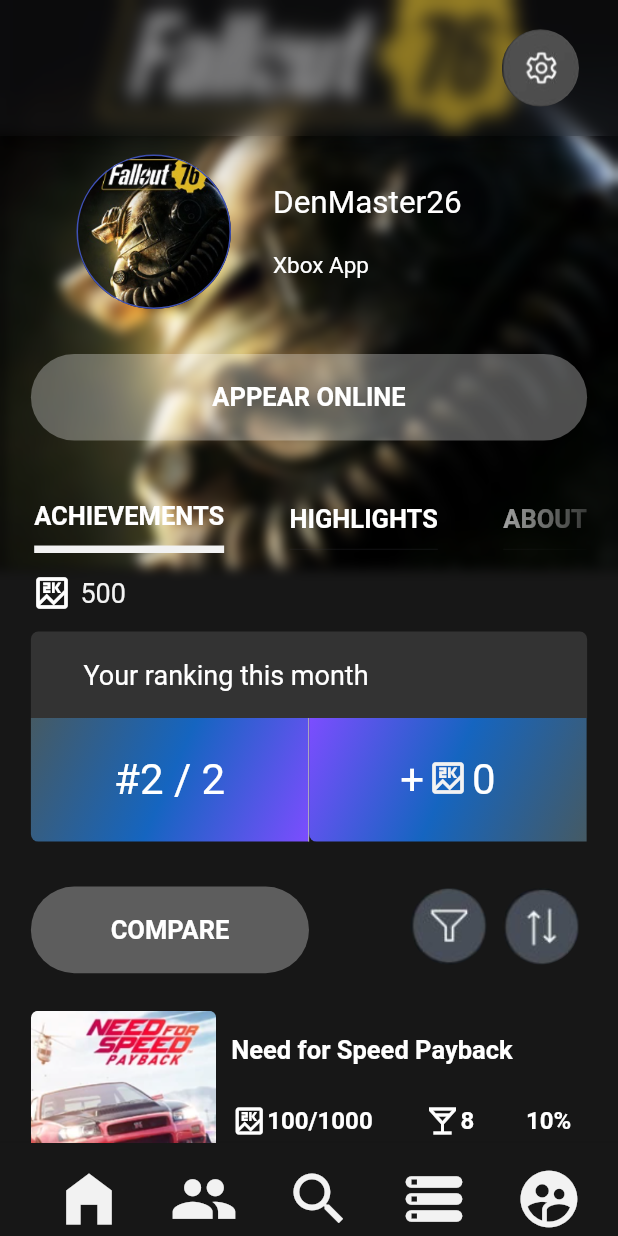
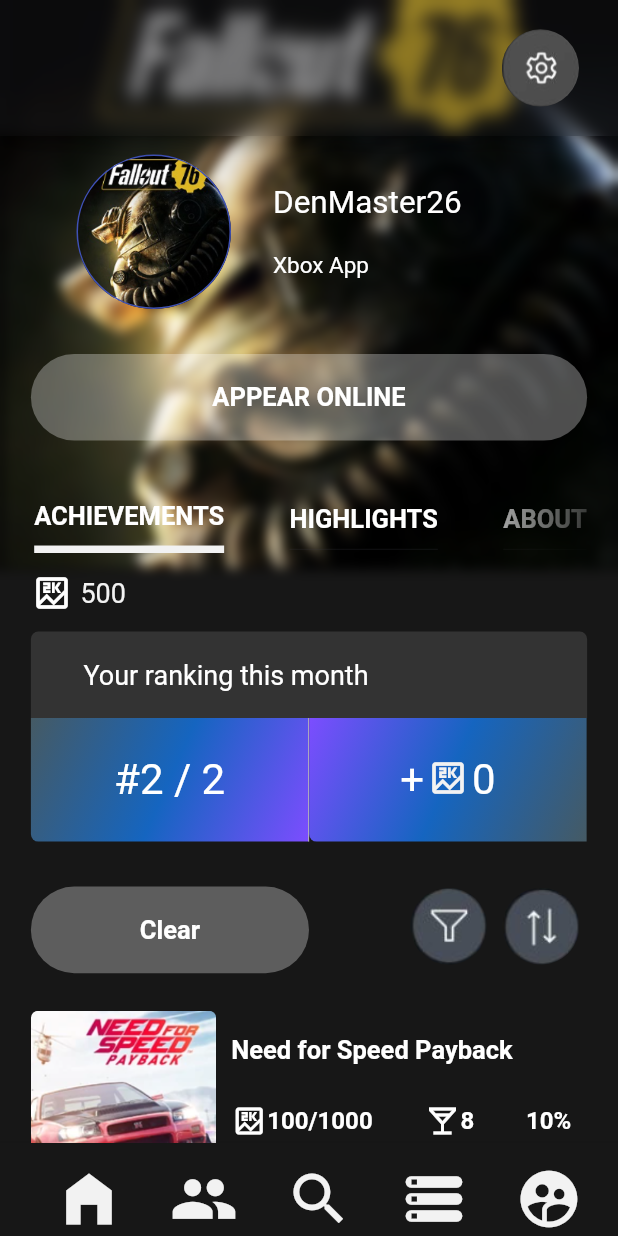
Before and after one commit to leobit-flutter-2021/xbox-app, a Flutter app: the screen it shows after launch, item 5 of the bottom bar chosen, on a phone screen of 412 x 824 dp. Run offline on Flutter 3.47's test engine with Material 2 defaults, Android fonts, the light colour scheme and no system bars; our stand-ins replace flutter_redux, redux; missing offline and left inert: image_stack.

Commit message:
Add a local state for my view(sorting list of game)

```diff
--- a/lib/account_profile/account.dart
+++ b/lib/account_profile/account.dart
@@ -6,7 +6,6 @@
 import 'package:flutter/rendering.dart';
 import 'package:lab_2_try/account_profile/element/filter_section.dart';
 import 'package:lab_2_try/account_profile/element/first_img_section.dart';
-import 'package:lab_2_try/account_profile/element/game_achieve_list.dart';
 import 'package:lab_2_try/account_profile/element/rank_section.dart';
 import 'package:lab_2_try/navigation/bottom_navigation.dart';
 import 'package:lab_2_try/settings/settings_view.dart';
@@ -38,7 +37,7 @@
       alignment: Alignment.centerLeft,
       child: Row(
         children: [
-           const Icon(
+          const Icon(
             Icons.score_outlined,
             size: 28,
             color: Colors.white,
@@ -77,8 +76,8 @@
           alignment: Alignment.centerRight,
           child: BackdropFilter(
               filter: ImageFilter.blur(sigmaX: 5.0, sigmaY: 5.0),
-              child: _iconAppBar(
-                  context, "assets/images/img_settings_btn.png", orientationWidth)),
+              child: _iconAppBar(context, "assets/images/img_settings_btn.png",
+                  orientationWidth)),
         ),
       ),
       extendBodyBehindAppBar: true,
@@ -93,8 +92,8 @@
                   children: [
                     _totalScore(),
                     const RankSection(),
-                    const FilterSection(),
-                    const GameAchieveSection()
+                    const FilterSection()
+                    // const GameAchieveSection()
                   ],
                 ),
               )
--- a/lib/account_profile/element/filter_section.dart
+++ b/lib/account_profile/element/filter_section.dart
@@ -1,9 +1,24 @@
 import 'package:flutter/cupertino.dart';
 import 'package:flutter/material.dart';
+import 'package:lab_2_try/account_profile/element/game_achieve_list.dart';
+import 'package:lab_2_try/object/games_obj.dart';
 
-Widget _appearButton(
-    BuildContext context, String text, Size phoneSize, double fontSize) {
-  return Container(
+enum Operation { clean, asc, desc }
+
+class FilterSection extends StatefulWidget {
+  const FilterSection({Key? key}) : super(key: key);
+
+  @override
+  _FilterSectionState createState() => _FilterSectionState();
+}
+
+class _FilterSectionState extends State<FilterSection> {
+  List<GameContent> copyObj = [...games];
+
+  Widget _appearButton(BuildContext context, String text, Size phoneSize,
+      double fontSize, Operation sortType) {
+    return InkWell(
+      child: Container(
         width: phoneSize.width * 0.45,
         height: (MediaQuery.of(context).orientation == Orientation.landscape)
             ? phoneSize.height * 0.1
@@ -23,41 +38,52 @@
               fontWeight: FontWeight.bold,
               color: Colors.white),
         ),
+      ),
+      onTap: () {
+        _sortItem(sortType);
+      },
     );
   }
 
-Widget _filterIcon(String link, double orientationWidth) {
-  return Container(
+  Widget _filterIcon(String link, double orientationWidth, Operation sortType) {
+    return InkWell(
+      child: Container(
         width: orientationWidth / 8,
         height: orientationWidth / 8,
         margin: const EdgeInsets.only(top: 15.0, left: 5, right: 5),
         decoration: BoxDecoration(
             borderRadius: const BorderRadius.all(Radius.circular(100)),
             image: DecorationImage(image: AssetImage(link), fit: BoxFit.cover)),
+      ),
+      onTap: () {
+        _sortItem(sortType);
+      },
     );
   }
 
   Widget _filterSection(
       BuildContext context, phoneSize, fontSize, orientationWidth) {
-  return Container(
+    return InkWell(
+      child: Container(
         margin: const EdgeInsets.symmetric(vertical: 10),
         child: Row(
           mainAxisAlignment: MainAxisAlignment.spaceBetween,
           children: [
-        _appearButton(context, "COMPARE", phoneSize, fontSize),
+            _appearButton(
+                context, "Clear", phoneSize, fontSize, Operation.clean),
             Row(
               children: [
-            _filterIcon("assets/images/img_filter_btn.png", orientationWidth),
-            _filterIcon("assets/images/img_sort_btn.png", orientationWidth),
+                _filterIcon("assets/images/img_filter_btn.png",
+                    orientationWidth, Operation.asc),
+                _filterIcon("assets/images/img_sort_btn.png", orientationWidth,
+                    Operation.desc),
               ],
             )
           ],
         ),
+      ),
     );
   }
-
-class FilterSection extends StatelessWidget {
-  const FilterSection({Key? key}) : super(key: key);
 
   @override
   Widget build(BuildContext context) {
@@ -68,6 +94,23 @@
             : phoneSize.width;
     double fontSize =
         (MediaQuery.of(context).orientation == Orientation.landscape) ? 15 : 17;
-    return _filterSection(context, phoneSize, fontSize, orientationWidth);
+    return Column(
+      children: [
+        _filterSection(context, phoneSize, fontSize, orientationWidth),
+        GameAchieveSection(obj: copyObj)
+      ],
+    );
+  }
+
+  void _sortItem(sortType) {
+    setState(() {
+      if (sortType == Operation.clean) {
+        copyObj = [...games];
+      } else if (sortType == Operation.asc) {
+        copyObj = copyObj..sort((a, b) => a.title.compareTo(b.title));
+      } else if (sortType == Operation.desc) {
+        copyObj = copyObj..sort((a, b) => b.title.compareTo(a.title));
+      }
+    });
   }
 }
--- a/lib/account_profile/element/game_achieve_list.dart
+++ b/lib/account_profile/element/game_achieve_list.dart
@@ -89,7 +89,7 @@
                   border: Border(
                     bottom: BorderSide(
                       width: 5.0,
-                      color: Colors.white24,
+                      color: Colors.white70,
                     ),
                   ),
                 ),
@@ -102,16 +102,27 @@
   );
 }
 
-class GameAchieveSection extends StatelessWidget {
-  const GameAchieveSection({Key? key}) : super(key: key);
+class GameAchieveSection extends StatefulWidget {
+  final List<GameContent> obj;
 
+  const GameAchieveSection({Key? key, required this.obj}) : super(key: key);
+
+  @override
+  _GameAchieveSectionState createState() => _GameAchieveSectionState();
+}
+
+class _GameAchieveSectionState extends State<GameAchieveSection> {
   @override
   Widget build(BuildContext context) {
     return Column(
-      children: games
-          .map((game) => _gameItemInfo(context, game.title, game.icon,
-              game.score, game.winnerCup, game.percentAchieve))
-          .toList(),
+      children: [
+        Column(
+          children: widget.obj
+              .map((game) => _gameItemInfo(context, game.title, game.icon,
+                  game.score, game.winnerCup, game.percentAchieve))
+              .toList(),
+        ),
+      ],
     );
   }
 }
```
Lines whose indentation alone changed are shown as unchanged.
